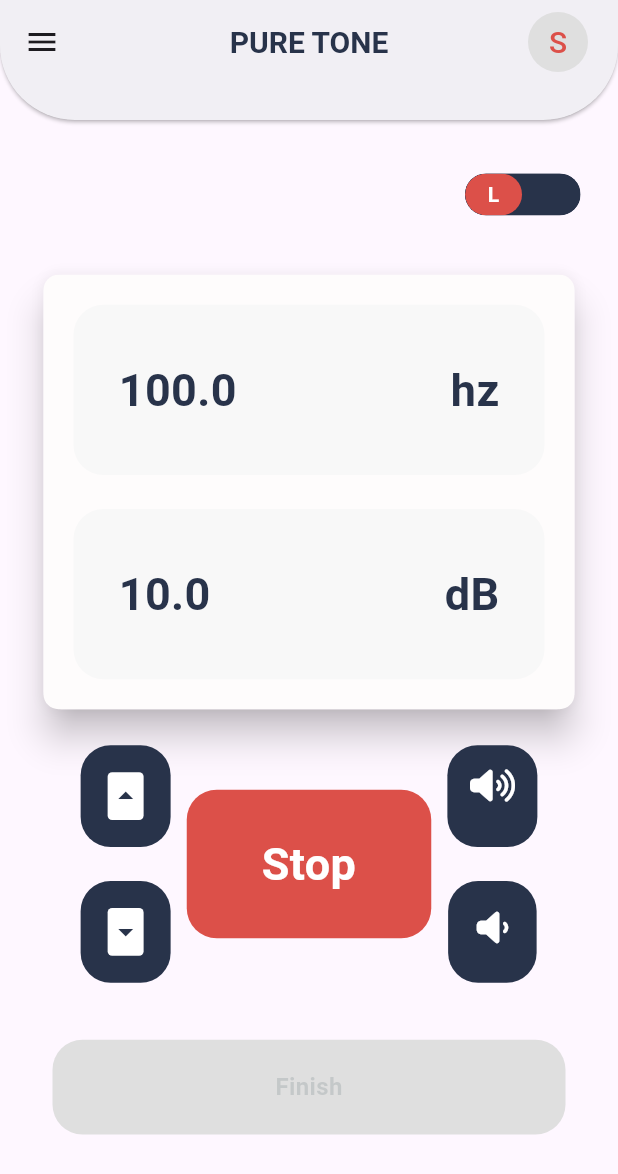
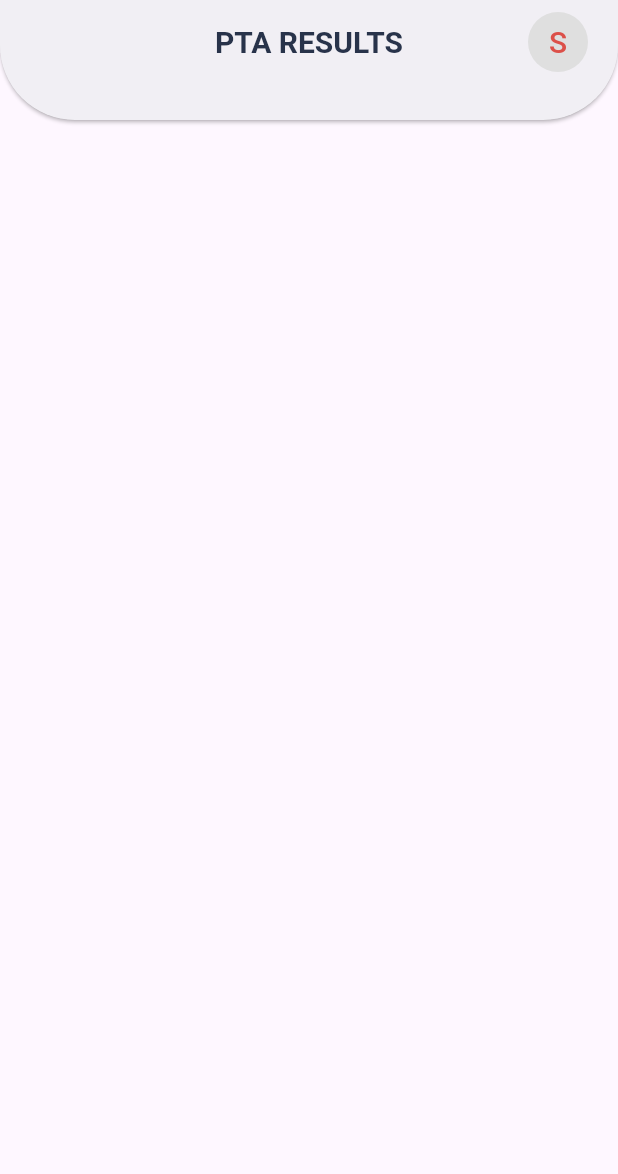
Before and after one commit to ShivangiPatel102/freq_fit, a Flutter app: the screen it shows after launch, on a phone screen of 412 x 824 dp. Shown: the top 1174 px of the screen. Run offline on Flutter 3.47's test engine with Material 3 defaults, Android fonts, the phone set to English and light mode, and no system bars; drawn by our look-alikes of toggle_switch; our stand-ins replace font_awesome_flutter; project files that could hold a hidden picture were left out.

Commit message:
pta results screen

```diff
--- a/lib/main.dart
+++ b/lib/main.dart
@@ -1,6 +1,7 @@
 import 'package:flutter/material.dart';
 import 'package:freq_fit/screens/home_screen.dart';
 import 'package:freq_fit/screens/login_screen.dart';
+import 'package:freq_fit/screens/pta_results_screen.dart';
 import 'package:freq_fit/screens/pta_test_screen.dart';
 import 'package:freq_fit/screens/pure_tone_screen.dart';
 import 'package:freq_fit/screens/registration_screen.dart';
@@ -18,13 +19,14 @@ class MyApp extends StatelessWidget {
   Widget build(BuildContext context) {
     return  MaterialApp(
       debugShowCheckedModeBanner: false,
-      initialRoute: '/pureTone',
+      initialRoute: '/ptaResults',
       routes: {
         '/login': (context) =>  Login(),
         '/register' : (context) =>  RegisterScreen(),
         '/home' : (context) =>  HomeScreen(),
         '/ptaTest': (context) =>  PtaTestScreen(),
         '/pureTone': (context) =>  PureToneScreen(),
+        '/ptaResults': (context) =>  PtaResultsScreen(),
 
       },
     );
--- /dev/null
+++ b/lib/screens/pta_results_screen.dart
@@ -0,0 +1,13 @@
+import 'package:flutter/material.dart';
+import 'package:freq_fit/widgets/app_bar.dart';
+
+class PtaResultsScreen extends StatelessWidget {
+  const PtaResultsScreen({super.key});
+
+  @override
+  Widget build(BuildContext context) {
+    return Scaffold(
+      appBar: PreferredSize(preferredSize: Size.fromHeight(80),child: AppBarCustom(title: 'PTA RESULTS'),),
+    );
+  }
+}
--- a/lib/screens/pure_tone_screen.dart
+++ b/lib/screens/pure_tone_screen.dart
@@ -10,6 +10,7 @@ import 'package:toggle_switch/toggle_switch.dart';
 
 class PureToneScreen extends StatelessWidget {
   // Define variables for frequency, decibel, and other state values
+
   @override
   Widget build(BuildContext context) {
     return Scaffold(
```
